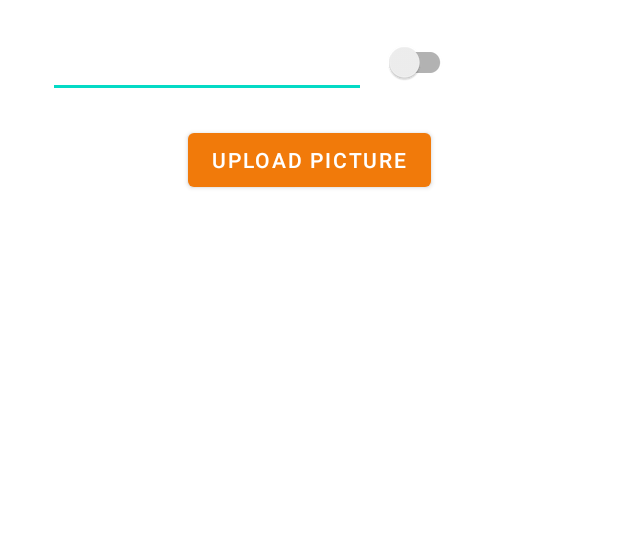
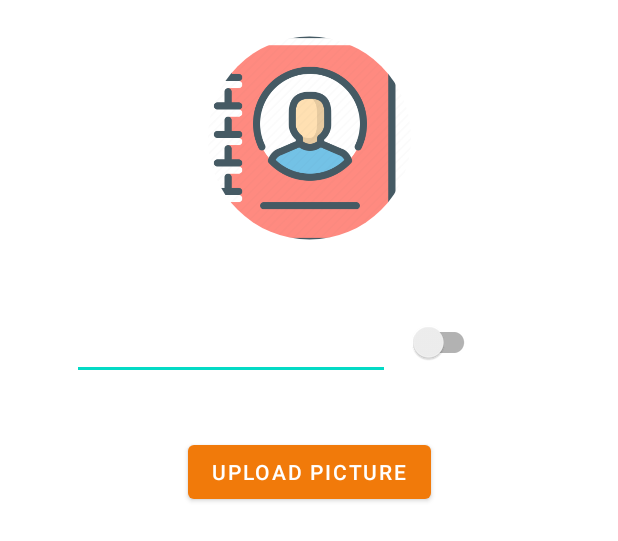
Before and after one commit to Sant0n/learning_app, an Android app: the layout dialog_edit_contact.xml on its own in the app's theme, with its tools: preview values and no code run, on a phone screen of 412 x 824 dp. Shown: the top 541 px of the screen. Run offline under Robolectric (Android 15) with nearby library versions, the phone set to English and light mode, and no system bars; Roboto replaces fonts that are not available here.

Commit message:
Add picture on dialog alert

```diff
--- a/app/src/main/java/nnar/learning_app/userinterface/home/HomeActivity.kt
+++ b/app/src/main/java/nnar/learning_app/userinterface/home/HomeActivity.kt
@@ -65,9 +65,7 @@ class HomeActivity : AppCompatActivity(), HomeView {
     // Get the selected image
     override fun onActivityResult(requestCode: Int, resultCode: Int, data: Intent?) {
         super.onActivityResult(requestCode, resultCode, data)
-        if (resultCode == Activity.RESULT_OK && requestCode == IMAGE_PICK_CODE) {
-            presenter.selectedPicture = data?.data
-        }
+        presenter.setEditContactPicture(requestCode, resultCode, data, IMAGE_PICK_CODE)
     }
 
     // Notify dataset change to the adapter
--- a/app/src/main/res/layout/dialog_edit_contact.xml
+++ b/app/src/main/res/layout/dialog_edit_contact.xml
@@ -2,6 +2,7 @@
 <androidx.constraintlayout.widget.ConstraintLayout xmlns:android="http://schemas.android.com/apk/res/android"
     xmlns:app="http://schemas.android.com/apk/res-auto"
     xmlns:tools="http://schemas.android.com/tools"
+    android:id="@+id/contact_pic"
     android:layout_width="match_parent"
     android:layout_height="match_parent">
 
@@ -14,32 +15,43 @@
         app:layout_constraintEnd_toEndOf="parent"
         app:layout_constraintHorizontal_bias="0.0"
         app:layout_constraintStart_toEndOf="@+id/contact_name_edit"
-        app:layout_constraintTop_toTopOf="parent"
-        app:layout_constraintVertical_bias="0.024" />
+        app:layout_constraintTop_toBottomOf="@+id/edit_contact_picture"
+        app:layout_constraintVertical_bias="0.061" />
 
     <EditText
         android:id="@+id/contact_name_edit"
         android:layout_width="212dp"
         android:layout_height="47dp"
-        android:layout_marginStart="32dp"
+        android:layout_marginStart="48dp"
         android:autofillHints="Contact Name"
         android:ems="10"
         android:inputType="textPersonName"
         android:textAlignment="center"
         app:layout_constraintBottom_toBottomOf="parent"
         app:layout_constraintStart_toStartOf="parent"
-        app:layout_constraintTop_toTopOf="parent"
-        app:layout_constraintVertical_bias="0.023" />
+        app:layout_constraintTop_toBottomOf="@+id/edit_contact_picture"
+        app:layout_constraintVertical_bias="0.062" />
 
     <Button
         android:id="@+id/get_picture"
         android:layout_width="wrap_content"
         android:layout_height="wrap_content"
+        android:layout_marginTop="16dp"
         android:text="Upload Picture"
         app:layout_constraintBottom_toBottomOf="parent"
         app:layout_constraintEnd_toEndOf="parent"
         app:layout_constraintStart_toStartOf="parent"
         app:layout_constraintTop_toBottomOf="@+id/contact_name_edit"
-        app:layout_constraintVertical_bias="0.024" />
+        app:layout_constraintVertical_bias="0.042" />
+
+    <de.hdodenhof.circleimageview.CircleImageView
+        android:id="@+id/edit_contact_picture"
+        android:layout_width="135dp"
+        android:layout_height="152dp"
+        android:layout_marginTop="16dp"
+        app:layout_constraintEnd_toEndOf="parent"
+        app:layout_constraintStart_toStartOf="parent"
+        app:layout_constraintTop_toTopOf="parent"
+        app:srcCompat="@drawable/contact_book" />
 
 </androidx.constraintlayout.widget.ConstraintLayout>
```
Also changed, not shown: app/src/main/java/nnar/learning_app/data/repository/ContactRepository.kt (+13 -7 lines), app/src/main/java/nnar/learning_app/userinterface/home/HomePresenter.kt (+46 -29 lines).
